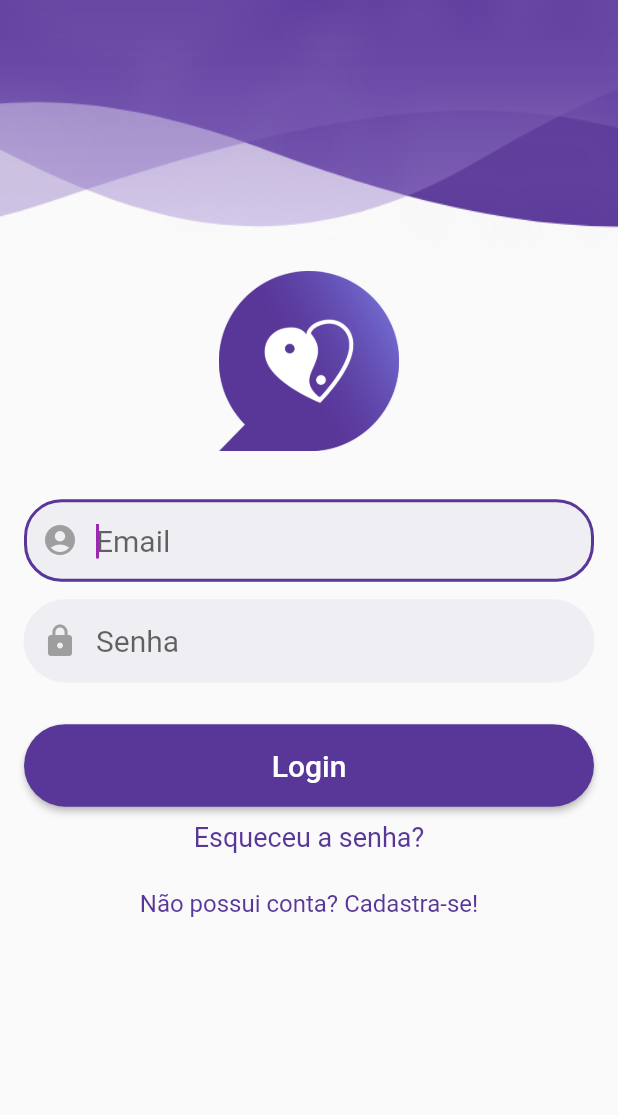
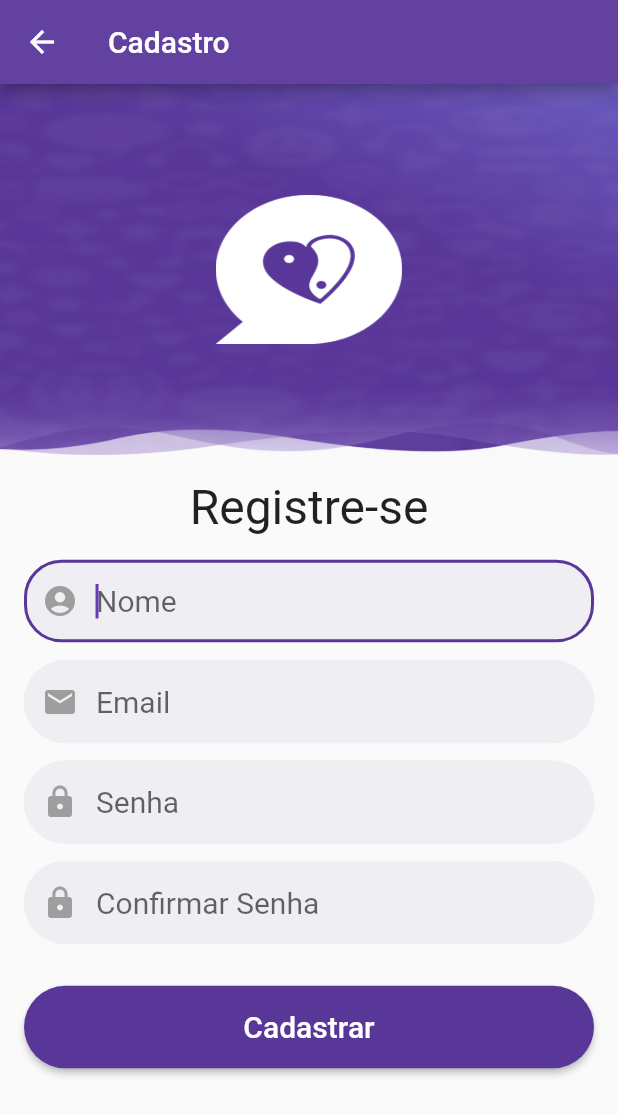
Before and after one commit to RafaelMunareto/messegerFlutter, a Flutter app: the screen it shows after launch, after a tap on "Não possui conta? Cadastra-se!", on a phone screen of 412 x 824 dp. Shown: the top 1115 px of the screen. Run offline on Flutter 3.47's test engine with Material 2 defaults, Android fonts, the phone set to English and light mode, and no system bars; our stand-ins replace cloud_firestore, firebase_core; accounts and stored records are empty.

Commit message:
pagina de cadasto layout ok

```diff
--- /dev/null
+++ b/lib/Cadastro.dart
@@ -0,0 +1,83 @@
+// ignore: file_names
+import 'package:flutter/material.dart';
+import 'package:love_bank_messeger/Login.dart';
+import 'package:love_bank_messeger/shared/button.dart';
+import 'package:love_bank_messeger/shared/input.dart';
+
+class Cadastro extends StatefulWidget {
+  @override
+  _CadastroState createState() => _CadastroState();
+}
+
+class _CadastroState extends State<Cadastro> {
+  @override
+  Widget build(BuildContext context) {
+    return Scaffold(
+      appBar: AppBar(
+        backgroundColor: Color(0xff6241A0),
+        title: Text('Cadastro'),
+      ),
+      body: Container(
+          child: SingleChildScrollView(
+        child: Column(
+          crossAxisAlignment: CrossAxisAlignment.stretch,
+          verticalDirection: VerticalDirection.down,
+          children: [
+            Padding(
+              padding: EdgeInsets.only(bottom: 8),
+              child: Container(
+                height: MediaQuery.of(context).size.height * 0.30,
+                decoration: BoxDecoration(
+                  image: DecorationImage(
+                    image: ExactAssetImage("imagens/body_section.png"),
+                    fit: BoxFit.fill,
+                  ),
+                ),
+                child: Padding(
+                  padding: const EdgeInsets.fromLTRB(144, 74, 144, 74),
+                  child: Image.asset(
+                    'imagens/logo_coracao.png',
+                    fit: BoxFit.fill,
+                  ),
+                ),
+              ),
+            ),
+            Padding(
+              padding: const EdgeInsets.fromLTRB(8, 8, 8, 16),
+              child: Center(
+                child: Text(
+                  'Registre-se',
+                  style: TextStyle(
+                    fontSize: 32.0,
+                  ),
+                ),
+              ),
+            ),
+            Input(
+                label: 'Nome',
+                type: TextInputType.text,
+                autofocus: true,
+                icon: Icons.account_circle),
+            Input(
+                label: 'Email',
+                type: TextInputType.emailAddress,
+                icon: Icons.email),
+            Input(
+              label: 'Senha',
+              type: TextInputType.text,
+              obscureText: true,
+              icon: Icons.lock,
+            ),
+            Input(
+              label: 'Confirmar Senha',
+              type: TextInputType.text,
+              obscureText: true,
+              icon: Icons.lock,
+            ),
+            Button(label: 'Cadastrar', tap: () {}),
+          ],
+        ),
+      )),
+    );
+  }
+}
--- a/lib/Login.dart
+++ b/lib/Login.dart
@@ -1,11 +1,10 @@
 // ignore: file_names
 import 'package:flutter/material.dart';
+import 'package:love_bank_messeger/Cadastro.dart';
 import 'package:love_bank_messeger/shared/button.dart';
 import 'package:love_bank_messeger/shared/input.dart';
 
 class Login extends StatefulWidget {
-  const Login({Key? key}) : super(key: key);
-
   @override
   _LoginState createState() => _LoginState();
 }
@@ -60,7 +59,10 @@ class _LoginState extends State<Login> {
                 padding: EdgeInsets.only(bottom: 32),
                 child: Center(
                     child: GestureDetector(
-                  onTap: () {},
+                  onTap: () {
+                    Navigator.push(context,
+                        MaterialPageRoute(builder: (context) => Cadastro()));
+                  },
                   child: Text("Não possui conta? Cadastra-se!",
                       style: TextStyle(color: Color(0xff593799), fontSize: 16)),
                 )))
--- a/lib/main.dart
+++ b/lib/main.dart
@@ -8,7 +8,7 @@ void main() async {
   WidgetsFlutterBinding.ensureInitialized();
   await Firebase.initializeApp();
   runApp(MaterialApp(
-    theme: ThemeData(primarySwatch: Colors.purple),
+    theme: ThemeData(primarySwatch: Colors.deepPurple),
     home: Login(),
     debugShowCheckedModeBanner: false,
   ));
--- a/pubspec.yaml
+++ b/pubspec.yaml
@@ -68,6 +68,8 @@ flutter:
     - imagens/logo.png
     - imagens/usuario.png
     - imagens/top_section.png
+    - imagens/logo_coracao.png
+    - imagens/body_section.png
 
   # An image asset can refer to one or more resolution-specific "variants", see
   # https://flutter.dev/assets-and-images/#resolution-aware.
```
Also changed, not shown: imagens/body_section.png (added), imagens/logo_coracao.png (added).
